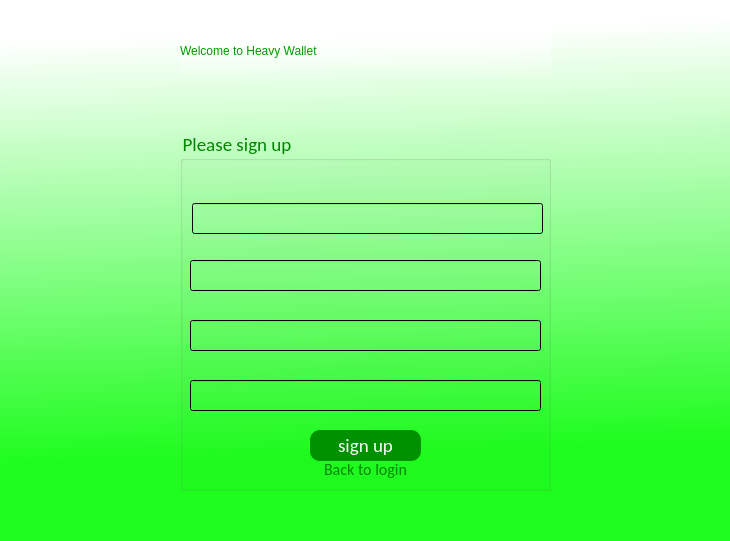
Above: budget_manager_frontend/forms/signupwindow.ui from BogdanKalysh/budget_manager_app before the change. Below: the same form after it.
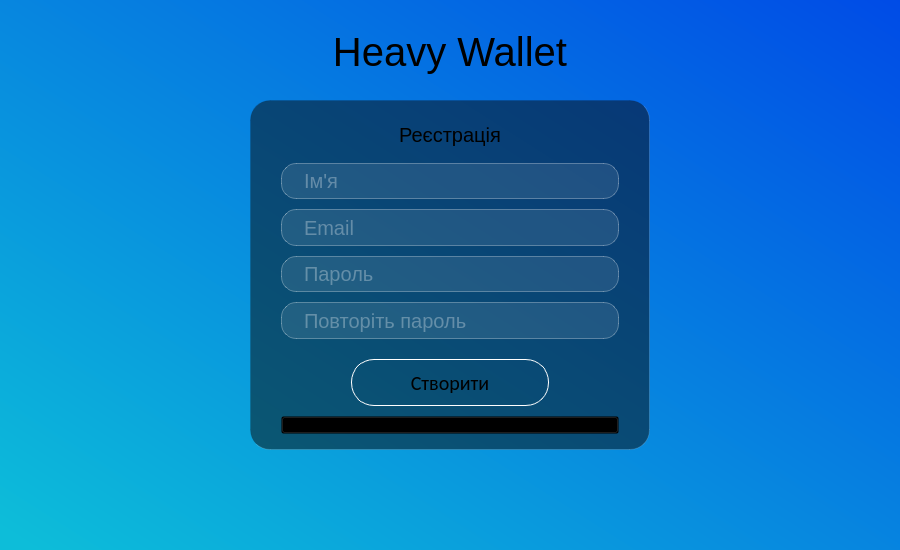
That is the form after the change. Icons and pictures are not drawn.

Commit message: added styles for signup window

The edit to the form file:
```diff
--- a/budget_manager_frontend/forms/signupwindow.ui
+++ b/budget_manager_frontend/forms/signupwindow.ui
@@ -6,8 +6,8 @@
    <rect>
     <x>0</x>
     <y>0</y>
-    <width>730</width>
-    <height>541</height>
+    <width>900</width>
+    <height>550</height>
    </rect>
   </property>
   <property name="windowTitle">
@@ -17,121 +17,267 @@
    <iconset resource="../resources/src.qrc">
     <normaloff>:/new/img/login.png</normaloff>:/new/img/login.png</iconset>
   </property>
+  <property name="styleSheet">
+   <string notr="true">#centralwidget{
+	background: qlineargradient(spread:pad, x1:0, y1:0.960227, x2:1, y2:0, stop:0 rgba(13, 189, 217, 255), stop:1 rgba(0, 75, 230, 255))
+}
+
+#signUpHeader{
+	font-size: 20px;
+}
+
+#backToLoginButton{
+ 	background: transparent;
+ 	font-size: 10px;
+	height:10px;
+}
+
+#backToLoginButton:hover{
+ 	color: rgb(25, 95, 227)
+}
+
+#signUpButton{
+	border-radius: 23px;
+	margin-top: 10px;
+	margin-left: 70px;
+	margin-right:70px;
+ 	background: transparent;
+ 	border: 1px solid white;
+ 	font-size: 20px;
+	height:45px;
+}
+
+#signUpButton::hover{
+ background: rgb(88, 153, 255);
+ border-style: none;
+}
+
+#signUpFrame{
+ 	border-radius: 20px;
+ 	border: 1px solid rgba(255,255,255,0.15);
+	background: rgba(10,10,10,0.5);
+ 
+ 	border-left-color: rgba(0,0,0,0.1);
+ 	border-top-color: rgba(0,0,0,0.1);
+}
+
+#emailLine, #nameLine,#passwordLine,#repeatPasswordLine{	
+	border: 1px solid rgba(255,255,255,0.3);
+ 	background: rgba(255,255,255,0.1);
+ 	border-radius: 15px;
+ 	font-size: 20px;
+ 	padding: 0 20px;
+ 	color: rgba(255,255,255,0.6);
+}
+
+#heavyWalletName{
+	font-size:40px;
+}</string>
+  </property>
   <widget class="QWidget" name="centralwidget">
    <property name="styleSheet">
-    <string notr="true">background-color: qlineargradient(spread:pad, x1:0.551, y1:0.835, x2:0.517236, y2:0.051, stop:0 rgba(0, 255, 0, 223), stop:1 rgba(255, 255, 255, 255));</string>
+    <string notr="true"/>
    </property>
-   <widget class="QGroupBox" name="signUpForm">
-    <property name="geometry">
-     <rect>
-      <x>180</x>
-      <y>130</y>
-      <width>371</width>
-      <height>361</height>
-     </rect>
+   <layout class="QGridLayout" name="gridLayout">
+    <item row="0" column="0">
+     <widget class="QLabel" name="heavyWalletName">
+      <property name="styleSheet">
+       <string notr="true"/>
+      </property>
+      <property name="text">
+       <string>Heavy Wallet</string>
+      </property>
+      <property name="alignment">
+       <set>Qt::AlignCenter</set>
+      </property>
+     </widget>
+    </item>
+    <item row="1" column="0">
+     <widget class="QFrame" name="signUpFrame">
+      <property name="minimumSize">
+       <size>
+        <width>400</width>
+        <height>350</height>
+       </size>
+      </property>
+      <property name="maximumSize">
+       <size>
+        <width>400</width>
+        <height>350</height>
+       </size>
+      </property>
+      <property name="styleSheet">
+       <string notr="true"/>
+      </property>
+      <property name="frameShape">
+       <enum>QFrame::StyledPanel</enum>
+      </property>
+      <property name="frameShadow">
+       <enum>QFrame::Raised</enum>
+      </property>
+      <layout class="QVBoxLayout" name="verticalLayout">
+       <property name="spacing">
+        <number>10</number>
+       </property>
+       <property name="leftMargin">
+        <number>30</number>
+       </property>
+       <property name="topMargin">
+        <number>15</number>
+       </property>
+       <property name="rightMargin">
+        <number>30</number>
+       </property>
+       <property name="bottomMargin">
+        <number>15</number>
+       </property>
+       <item>
+        <widget class="QLabel" name="signUpHeader">
+         <property name="sizePolicy">
+          <sizepolicy hsizetype="Expanding" vsizetype="Preferred">
+           <horstretch>0</horstretch>
+           <verstretch>0</verstretch>
+          </sizepolicy>
+         </property>
+         <property name="maximumSize">
+          <size>
+           <width>16777215</width>
+           <height>45</height>
+          </size>
+         </property>
+         <property name="baseSize">
+          <size>
+           <width>0</width>
+           <height>0</height>
+          </size>
     </property>
     <property name="font">
      <font>
-      <family>Calibri</family>
-      <pointsize>14</pointsize>
-      <weight>50</weight>
-      <italic>false</italic>
-      <bold>false</bold>
-     </font>
-    </property>
-    <property name="styleSheet">
-     <string notr="true">background-color: qlineargradient(spread:pad, x1:0.511, y1:1, x2:0.527831, y2:0, stop:1 rgba(68, 255, 51, 0));
-border-color: rgb(0, 170, 0);
-font: 75 14pt &quot;Calibri&quot;;
-font: 75 8pt &quot;MS Shell Dlg 2&quot;;
-color: rgb(0, 134, 0);
-font: 14pt &quot;Calibri&quot;;</string>
-    </property>
-    <property name="title">
-     <string>Please sign up</string>
-    </property>
+           <pointsize>-1</pointsize>
+          </font>
+         </property>
+         <property name="text">
+          <string>Реєстрація</string>
+         </property>
+         <property name="alignment">
+          <set>Qt::AlignCenter</set>
+         </property>
+        </widget>
+       </item>
+       <item>
     <widget class="QLineEdit" name="nameLine">
-     <property name="geometry">
-      <rect>
-       <x>12</x>
-       <y>73</y>
-       <width>351</width>
-       <height>31</height>
-      </rect>
+         <property name="maximumSize">
+          <size>
+           <width>16777215</width>
+           <height>40</height>
+          </size>
+         </property>
+         <property name="focusPolicy">
+          <enum>Qt::ClickFocus</enum>
      </property>
      <property name="styleSheet">
-      <string notr="true">borde-sizer: 30px;
-borde-color: red;</string>
-     </property>
-    </widget>
+          <string notr="true"/>
+         </property>
+         <property name="text">
+          <string/>
+         </property>
+         <property name="placeholderText">
+          <string>Ім'я</string>
+         </property>
+        </widget>
+       </item>
+       <item>
     <widget class="QLineEdit" name="emailLine">
-     <property name="geometry">
-      <rect>
-       <x>10</x>
-       <y>130</y>
-       <width>351</width>
-       <height>31</height>
-      </rect>
+         <property name="maximumSize">
+          <size>
+           <width>16777215</width>
+           <height>40</height>
+          </size>
+         </property>
+         <property name="focusPolicy">
+          <enum>Qt::ClickFocus</enum>
      </property>
      <property name="styleSheet">
-      <string notr="true">borde-sizer: 30px;
-borde-color: red;</string>
-     </property>
-    </widget>
+          <string notr="true"/>
+         </property>
+         <property name="text">
+          <string/>
+         </property>
+         <property name="placeholderText">
+          <string>Email</string>
+         </property>
+        </widget>
+       </item>
+       <item>
     <widget class="QLineEdit" name="passwordLine">
-     <property name="geometry">
-      <rect>
-       <x>10</x>
-       <y>190</y>
-       <width>351</width>
-       <height>31</height>
-      </rect>
-     </property>
+         <property name="maximumSize">
+          <size>
+           <width>16777215</width>
+           <height>40</height>
+          </size>
+         </property>
+         <property name="focusPolicy">
+          <enum>Qt::ClickFocus</enum>
+         </property>
+         <property name="styleSheet">
+          <string notr="true"/>
+         </property>
+         <property name="text">
+          <string/>
+         </property>
      <property name="echoMode">
       <enum>QLineEdit::Password</enum>
      </property>
-    </widget>
+         <property name="placeholderText">
+          <string>Пароль</string>
+         </property>
+        </widget>
+       </item>
+       <item>
+        <widget class="QLineEdit" name="repeatPasswordLine">
+         <property name="maximumSize">
+          <size>
+           <width>16777215</width>
+           <height>40</height>
+          </size>
+         </property>
+         <property name="focusPolicy">
+          <enum>Qt::ClickFocus</enum>
+         </property>
+         <property name="echoMode">
+          <enum>QLineEdit::Password</enum>
+         </property>
+         <property name="placeholderText">
+          <string>Повторіть пароль</string>
+         </property>
+        </widget>
+       </item>
+       <item>
     <widget class="QPushButton" name="signUpButton">
-     <property name="geometry">
-      <rect>
-       <x>130</x>
-       <y>300</y>
-       <width>111</width>
-       <height>31</height>
-      </rect>
-     </property>
      <property name="font">
       <font>
        <family>Calibri</family>
-       <pointsize>14</pointsize>
+           <pointsize>-1</pointsize>
        <weight>50</weight>
        <italic>false</italic>
        <bold>false</bold>
       </font>
      </property>
      <property name="styleSheet">
-      <string notr="true">#signUpButton{
-	color: rgb(0, 170, 0);
-	color: rgb(255, 255, 255);
-	background-color: rgb(0, 145, 0);
-	border-radius: 10px;
-}
-#signUpButton:hover{
-	background-color:#00aa00;
-}</string>
+          <string notr="true"/>
      </property>
      <property name="text">
-      <string>sign up</string>
-     </property>
-    </widget>
+          <string>Створити</string>
+         </property>
+        </widget>
+       </item>
+       <item>
     <widget class="QPushButton" name="backToLoginButton">
-     <property name="geometry">
-      <rect>
-       <x>140</x>
-       <y>330</y>
-       <width>91</width>
-       <height>19</height>
-      </rect>
+         <property name="sizePolicy">
+          <sizepolicy hsizetype="Minimum" vsizetype="Fixed">
+           <horstretch>0</horstretch>
+           <verstretch>0</verstretch>
+          </sizepolicy>
      </property>
      <property name="font">
       <font>
@@ -143,55 +289,27 @@
       </font>
      </property>
      <property name="styleSheet">
-      <string notr="true">#backToLoginButton{
-background-color:qlineargradient(spread:pad, x1:1, y1:1, x2:1, y2:1, stop:1 rgba(0, 0, 0, 0));
-color: rgb(0, 134, 0);
-font-size: 16px;
-border:none;
-}
-
-#backToLoginButton:hover{
-color: #ffffff;
-border:none;
-}</string>
+          <string notr="true"/>
      </property>
      <property name="text">
-      <string>Back to login</string>
-     </property>
-    </widget>
-    <widget class="QLineEdit" name="repeatPasswordLine">
-     <property name="geometry">
-      <rect>
-       <x>10</x>
-       <y>250</y>
-       <width>351</width>
-       <height>31</height>
-      </rect>
-     </property>
-     <property name="echoMode">
-      <enum>QLineEdit::Password</enum>
-     </property>
-    </widget>
-   </widget>
+          <string>Назад до входу</string>
+         </property>
+        </widget>
+       </item>
+      </layout>
+     </widget>
+    </item>
+    <item row="2" column="0">
    <widget class="QLabel" name="label">
-    <property name="geometry">
-     <rect>
-      <x>180</x>
-      <y>20</y>
-      <width>371</width>
-      <height>61</height>
-     </rect>
-    </property>
     <property name="styleSheet">
-     <string notr="true">color: rgb(0, 132, 255);
-color: rgb(0, 153, 0);
-background-color: qlineargradient(spread:pad, x1:0.511, y1:1, x2:0.510978, y2:0, stop:0 rgba(97, 255, 255, 0), stop:1 rgba(255, 255, 255, 255));
-font: 75 24pt &quot;MS Shell Dlg 2&quot;;</string>
+       <string notr="true"/>
     </property>
     <property name="text">
-     <string>Welcome to Heavy Wallet</string>
-    </property>
-   </widget>
+       <string/>
+      </property>
+     </widget>
+    </item>
+   </layout>
   </widget>
  </widget>
  <resources>
```
Left out of the diff: 3 changed lines with no effect on the pictures. Lines whose indentation alone changed are shown as unchanged. The commit also changes 3 other files.
